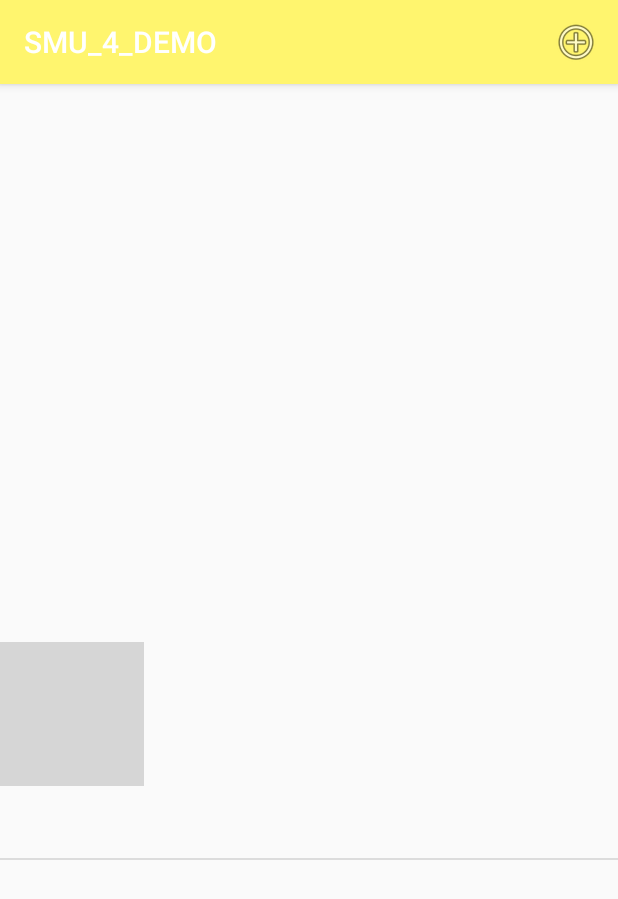
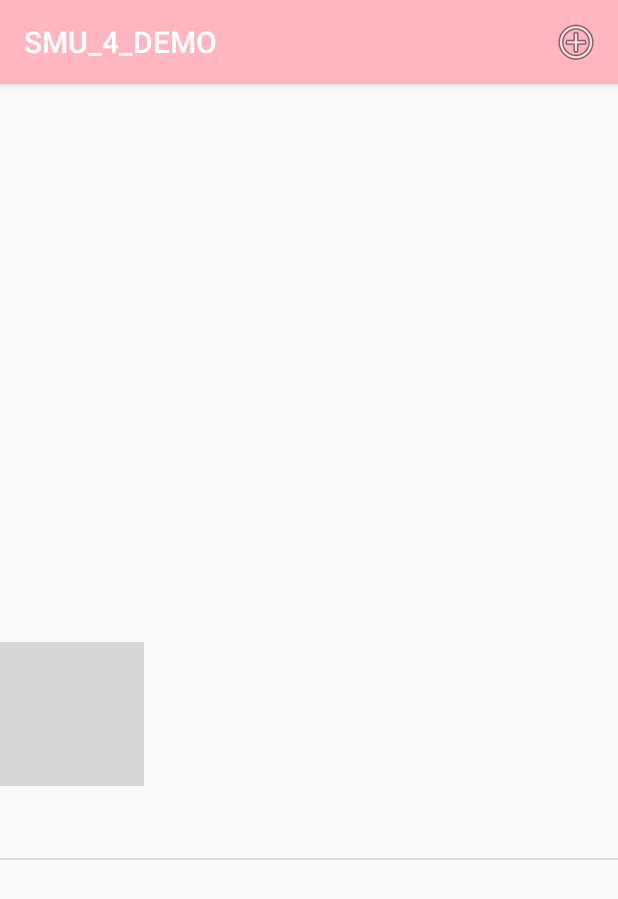
Before and after one commit to kekim98/SMU_4_DEMO, an Android app: the DetailViewActivity screen opened directly, with no data from a screen before it, after a tap on "BUTTON", on a phone screen of 412 x 824 dp. Shown: the top 899 px of the screen. Run offline under Robolectric (Android 15) with nearby library versions, the phone set to English and light mode, and no system bars; 2 statements that could not run were skipped; grey boxes are pictures that could not be loaded.

Commit message:
TAG HomeWork1 drawable image

```diff
--- a/app/src/main/res/values/colors.xml
+++ b/app/src/main/res/values/colors.xml
@@ -1,6 +1,6 @@
 <?xml version="1.0" encoding="utf-8"?>
 <resources>
-    <color name="colorPrimary">#FFF56E</color>
-    <color name="colorPrimaryDark">#FFC81E</color>
-    <color name="colorAccent">#FFB400</color>
+    <color name="colorPrimary">#FFB6C1</color>
+    <color name="colorPrimaryDark">#FFAAAF</color>
+    <color name="colorAccent">#FF7A85</color>
 </resources>
```
